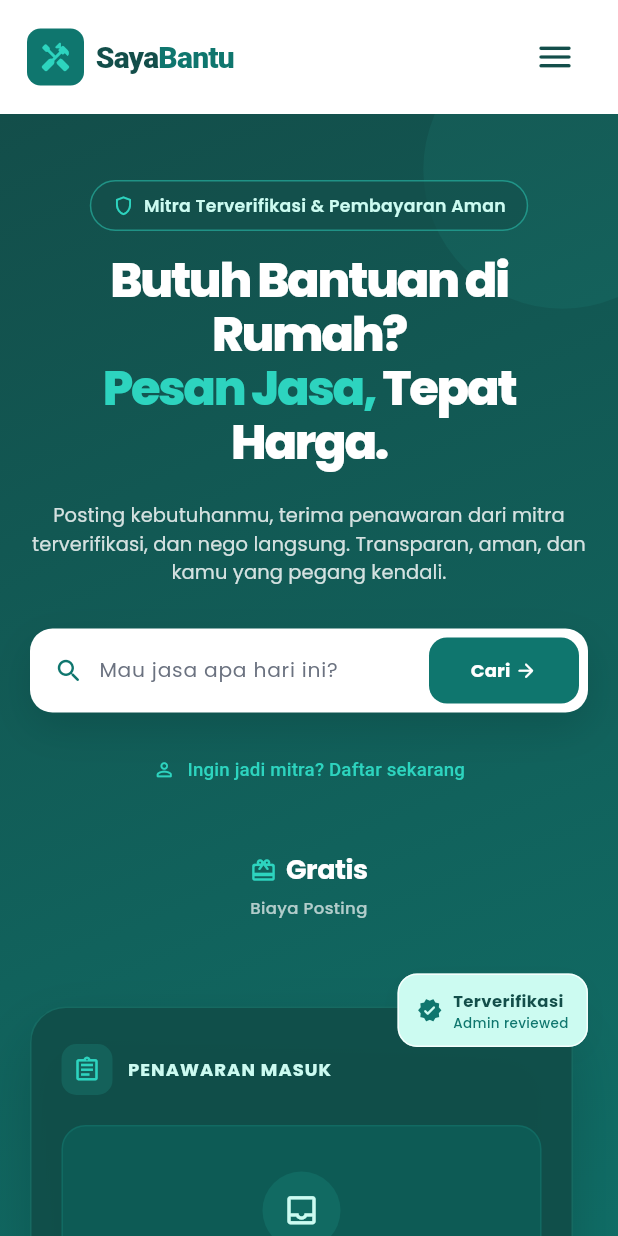
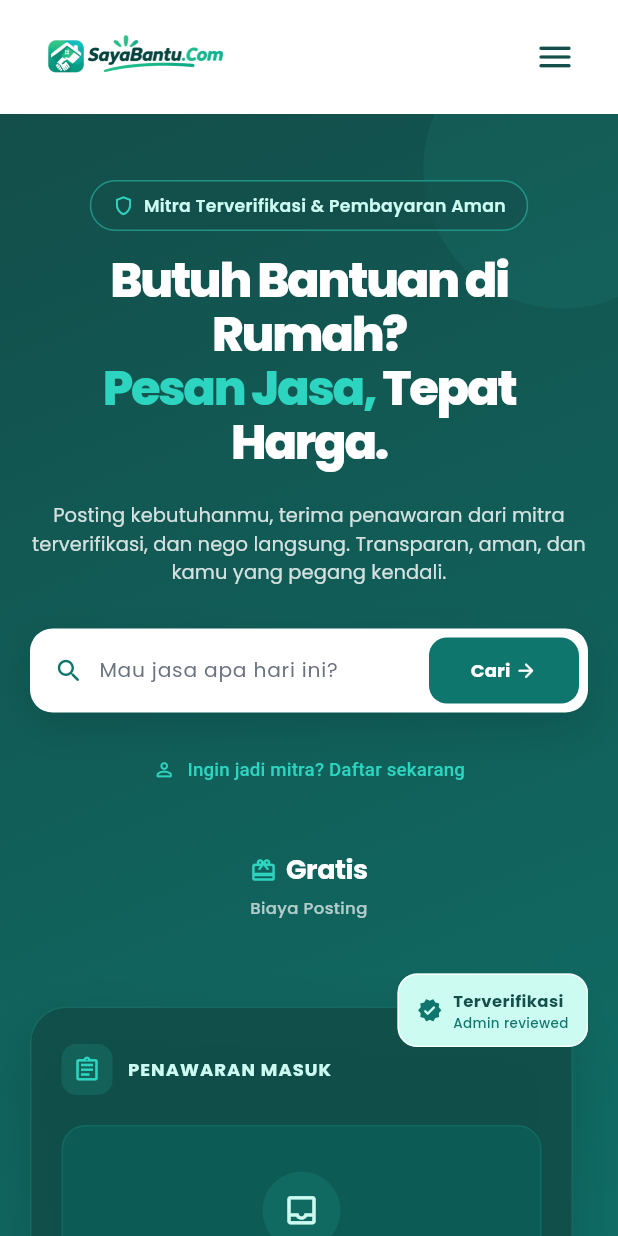
Before and after one commit to MetaArfiya/InternProject, a Flutter app: the screen it shows after launch, on a phone screen of 412 x 824 dp. Run offline on Flutter 3.47's test engine with Material 3 defaults, Android fonts, the phone set to English and light mode, and no system bars; drawn by our look-alikes of flutter_animate; our stand-ins replace fl_chart, flutter_map, flutter_multi_formatter, geolocator, google_fonts, image_picker and 3 more; missing offline and left inert: dart:html; network calls fail.

Commit message:
perbaikan logo navbar

```diff
--- a/SayaBantu.com/sayabantuproject/lib/sections/landing/navbar.dart
+++ b/SayaBantu.com/sayabantuproject/lib/sections/landing/navbar.dart
@@ -113,50 +113,24 @@ class CustomNavbar extends StatelessWidget {
   }
 
   // ============================================================
-  // LOGO
+  // LOGO (Hanya Gambar, tanpa teks "SayaBantu")
   // ============================================================
   Widget _buildLogo({required bool isSmallMobile}) {
-    final double boxSize = isSmallMobile ? 32 : 38;
-    final double iconSize = isSmallMobile ? 18 : 22;
-    final double textSize = isSmallMobile ? 17 : 20;
+    // Tentukan ukuran logo
+    final double logoHeight = isSmallMobile ? 42 : 48;
 
-    return Row(
-      mainAxisSize: MainAxisSize.min,
-      children: [
-        Container(
-          width: boxSize,
-          height: boxSize,
-          decoration: BoxDecoration(
-            color: AppColors.primaryTeal,
-            borderRadius: BorderRadius.circular(9),
-          ),
-          child: Icon(
-            Icons.handyman_rounded,
-            color: AppColors.mint,
-            size: iconSize,
-          ),
-        ),
-        const SizedBox(width: 8),
-        RichText(
-          text: TextSpan(
-            style: TextStyle(
-              fontSize: textSize,
-              fontWeight: FontWeight.w800,
-              letterSpacing: -0.5,
-            ),
-            children: const [
-              TextSpan(
-                text: 'Saya',
-                style: TextStyle(color: AppColors.darkTeal),
-              ),
-              TextSpan(
-                text: 'Bantu',
-                style: TextStyle(color: AppColors.primaryTeal),
-              ),
-            ],
-          ),
-        ),
-      ],
+    return Image.asset(
+      'assets/images/Logo_SayaBantu.png',
+      height: logoHeight,
+      fit: BoxFit.contain,
+      errorBuilder: (context, error, stackTrace) {
+        // Fallback jika gambar gagal dimuat
+        return Icon(
+          Icons.handyman_rounded,
+          color: AppColors.primaryTeal,
+          size: logoHeight,
+        );
+      },
     );
   }
 
```
Also changed, not shown: SayaBantu.com/sayabantuproject/pubspec.lock.
